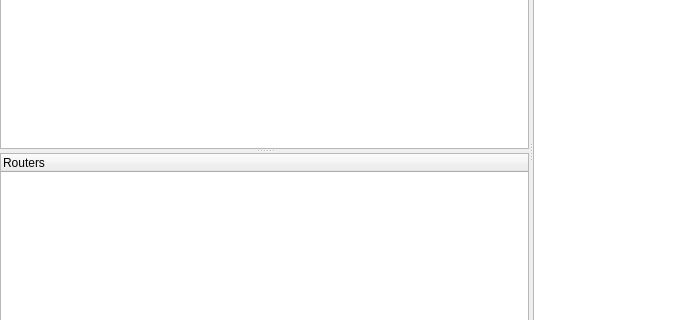
This is source/console/address_book_tab.ui in dchapyshev/aspia as Qt 5 draws it before an edit; both pictures show x 0 to 689 and y 213 to 533 of the 1062 by 727 pixel window. The edited form follows.
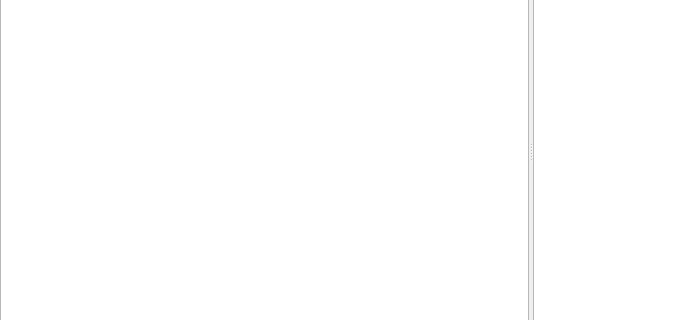
This is the edited form. Icons and pictures are not drawn. Custom widgets are drawn as their Qt base class.

The edit to the form file:
```diff
--- a/source/console/address_book_tab.ui
+++ b/source/console/address_book_tab.ui
@@ -14,9 +14,6 @@
    <string notr="true"/>
   </property>
   <layout class="QVBoxLayout" name="verticalLayout">
-   <property name="spacing">
-    <number>0</number>
-   </property>
    <property name="leftMargin">
     <number>0</number>
    </property>
@@ -34,10 +31,6 @@
      <property name="orientation">
       <enum>Qt::Horizontal</enum>
      </property>
-     <widget class="QSplitter" name="hsplitter">
-      <property name="orientation">
-       <enum>Qt::Vertical</enum>
-      </property>
       <widget class="console::ComputerGroupTree" name="tree_group">
        <property name="sizePolicy">
         <sizepolicy hsizetype="Preferred" vsizetype="Expanding">
@@ -69,21 +62,6 @@
         </property>
        </column>
       </widget>
-      <widget class="QTreeWidget" name="tree_routers">
-       <attribute name="headerVisible">
-        <bool>true</bool>
-       </attribute>
-       <column>
-        <property name="text">
-         <string>Routers</string>
-        </property>
-        <property name="icon">
-         <iconset resource="resources/console.qrc">
-          <normaloff>:/img/servers.png</normaloff>:/img/servers.png</iconset>
-        </property>
-       </column>
-      </widget>
-     </widget>
      <widget class="console::ComputerTree" name="tree_computer">
       <property name="contextMenuPolicy">
        <enum>Qt::CustomContextMenu</enum>
```
Left out of the diff: 6 changed lines with no effect on the pictures. Lines whose indentation alone changed are shown as unchanged.
